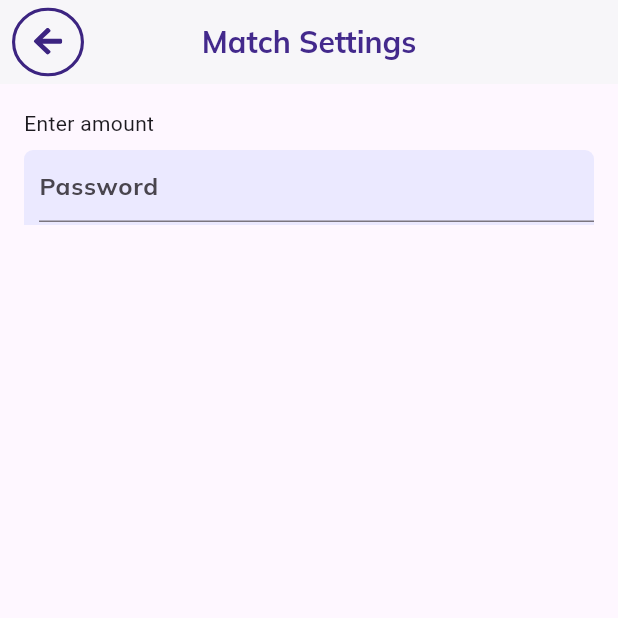
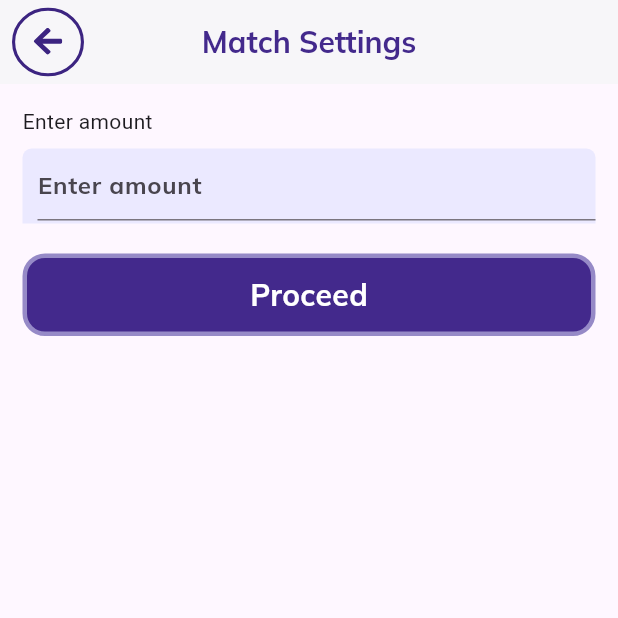
Before and after one commit to britt21/eplayer_flutter_project, a Flutter app: the BookMatch screen opened directly, on a phone screen of 412 x 824 dp, the top half of it. Run offline on Flutter 3.47's test engine with Material 2 defaults, Android fonts, the phone set to English and light mode, and no system bars; our stand-ins replace dropdown_button2, firebase_core, firebase_messaging, flutter_svg, get, google_fonts and 2 more; missing offline and left inert: dart:ffi; accounts and stored records are empty.

Commit message:
Eplayer Onboarding

```diff
--- a/lib/view/home/widgets/games/book_match.dart
+++ b/lib/view/home/widgets/games/book_match.dart
@@ -15,11 +15,16 @@ class _BookMatchState extends State<BookMatch> {
     return Scaffold(
       appBar: EplayerAppBar("Match Settings"),
       body: Padding(
-        padding: const EdgeInsets.all(16.0),
+        padding: const EdgeInsets.all(15.0),
         child: ListView(
           children: [
             Text("Enter amount"),
-            AppTextView()
+            AppTextView("Enter amount"),
+            SizedBox(height: 20,),
+            Container(
+                child: AppButtonPurple("Proceed",(){}))
+
+
           ],
         ),
       ),
--- a/lib/widgets/app_button.dart
+++ b/lib/widgets/app_button.dart
@@ -14,6 +14,7 @@ class AppButton extends StatelessWidget {
 
   AppButton(this.borderColor, this.backGroundColor, this.text, this.textColor,
       this.icon, this.touch);
+
 
   @override
   Widget build(BuildContext context) {
@@ -45,6 +46,48 @@ class AppButton extends StatelessWidget {
     );
   }
 }
+
+
+
+class AppButtonPurple extends StatelessWidget {
+  final text;
+  final VoidCallback touch;
+
+AppButtonPurple(this.text,
+      this.touch);
+
+
+  @override
+  Widget build(BuildContext context) {
+    return SizedBox(
+      height: 55,
+      child: Padding(
+        padding: const EdgeInsets.only(left: 00, right: 00),
+        child: InkWell(
+          onTap: touch,
+          child: Container(
+            decoration: BoxDecoration(
+              color: app_purple,
+              borderRadius: BorderRadius.circular(15),
+              border: Border.all(width: 3, color: lit_purple),
+            ),
+            child: Center(
+              child: Text(
+                text,
+                style: GoogleFonts.mulish(
+                  color: Colors.white,
+                  fontSize: 20,
+                  fontWeight: FontWeight.bold,
+                ),
+              ),
+            ),
+          ),
+        ),
+      ),
+    );
+  }
+}
+
 class GameButton extends StatelessWidget {
   final borderColor;
   final backGroundColor;
@@ -52,7 +95,8 @@ class GameButton extends StatelessWidget {
   final textColor;
   final VoidCallback touch;
 
-  GameButton(this.borderColor, this.backGroundColor, this.text, this.textColor, this.touch);
+  GameButton(this.borderColor, this.backGroundColor, this.text, this.textColor,
+      this.touch);
 
   @override
   Widget build(BuildContext context) {
@@ -128,12 +172,10 @@ class AppButtonFit extends StatelessWidget {
 }
 
 class AppEditText extends StatefulWidget {
+  final etcontroller;
+  final ethint;
 
-   final  etcontroller;
-   final  ethint;
-
-   AppEditText({this.etcontroller, this.ethint});
-
+  AppEditText({this.etcontroller, this.ethint});
 
   @override
   State<AppEditText> createState() => _AppEditTextState();
@@ -163,9 +205,6 @@ class _AppEditTextState extends State<AppEditText> {
   }
 }
 
-
-
-
 class EtPass extends StatelessWidget {
   final TextEditingController etcontroller;
 
@@ -187,10 +226,13 @@ class EtPass extends StatelessWidget {
         child: Padding(
           padding: const EdgeInsets.only(left: 10.0),
           child: TextField(
-            style: GoogleFonts.mulish(color: Colors.black,fontWeight: FontWeight.bold),
+            style: GoogleFonts.mulish(
+                color: Colors.black, fontWeight: FontWeight.bold),
             controller: etcontroller,
             obscureText: true, // This makes it a password input field
-            decoration: InputDecoration(suffixStyle: GoogleFonts.mulish(color: Colors.black,fontWeight: FontWeight.bold),
+            decoration: InputDecoration(
+              suffixStyle: GoogleFonts.mulish(
+                  color: Colors.black, fontWeight: FontWeight.bold),
               hintText: "Password",
             ),
           ),
@@ -199,9 +241,11 @@ class EtPass extends StatelessWidget {
     );
   }
 }
+
 class AppTextView extends StatelessWidget {
+  final edittexthint;
 
-  AppTextView();
+  AppTextView(this.edittexthint);
 
   @override
   Widget build(BuildContext context) {
@@ -219,10 +263,13 @@ class AppTextView extends StatelessWidget {
         child: Padding(
           padding: const EdgeInsets.only(left: 10.0),
           child: TextField(
-            style: GoogleFonts.mulish(color: Colors.black,fontWeight: FontWeight.bold),
+            style: GoogleFonts.mulish(
+                color: Colors.black, fontWeight: FontWeight.bold),
             obscureText: true, // This makes it a password input field
-            decoration: InputDecoration(suffixStyle: GoogleFonts.mulish(color: Colors.black,fontWeight: FontWeight.bold),
-              hintText: "Password",
+            decoration: InputDecoration(
+              suffixStyle: GoogleFonts.mulish(
+                  color: Colors.black, fontWeight: FontWeight.bold),
+              hintText: "${edittexthint}",
             ),
           ),
         ),
--- a/pubspec.yaml
+++ b/pubspec.yaml
@@ -40,6 +40,8 @@ dependencies:
   google_fonts:
   smooth_page_indicator:
   get:
+  firebase_core:
+  firebase_messaging:
   dropdown_button2:
 
 
```
Also changed, not shown: lib/main.dart (+7 -1 lines), lib/view/notification/FirebaseApi.dart (added, +22 -0 lines), pubspec.lock (deleted), 9 other files.
